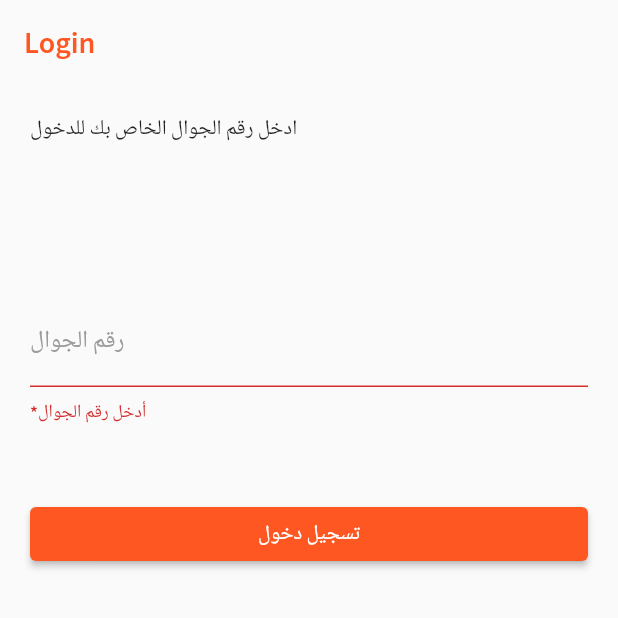
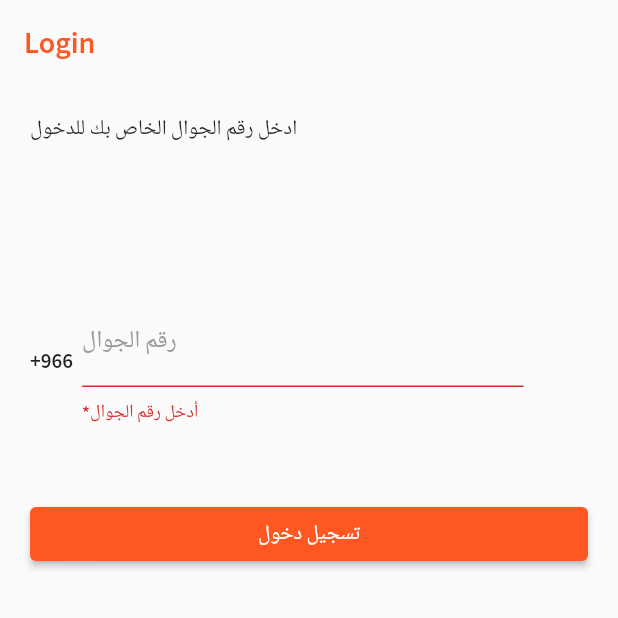
Before and after one commit to Nader15/gas, a Flutter app: the screen it shows after launch, after a tap on "تسجيل دخول", on a phone screen of 412 x 824 dp, the top half of it. Run offline on Flutter 3.47's test engine with Material 2 defaults, Android fonts, the phone set to English and light mode, and no system bars; our stand-ins replace flutter_svg, image_picker, localize_and_translate; missing offline and left inert: xs_progress_hud.

Commit message:
adding login verfiy code api

```diff
--- a/lib/ui/login.dart
+++ b/lib/ui/login.dart
@@ -1,4 +1,5 @@
 import 'package:flutter/material.dart';
+import 'package:gas/APiFunctions/Api.dart';
 import 'package:gas/ui/home_page.dart';
 import 'package:gas/ui/verification.dart';
 import 'package:gas/utils/colors_file.dart';
@@ -15,10 +16,12 @@ class _LoginState extends State<Login> {
   bool _autoValidate = false;
   final GlobalKey<FormState> _key = GlobalKey<FormState>();
   var phoneController = TextEditingController();
+  final GlobalKey<ScaffoldState> _scaffoldKey = GlobalKey<ScaffoldState>();
 
   @override
   Widget build(BuildContext context) {
     return Scaffold(
+      key: _scaffoldKey,
       appBar: AppBar(
         elevation: 0,
         backgroundColor: Colors.transparent,
@@ -48,13 +51,23 @@ class _LoginState extends State<Login> {
                 SizedBox(
                   height: MediaQuery.of(context).size.height / 8,
                 ),
-                TextFormField(
+                Row(
+                  children: [
+                    Container(alignment: Alignment.centerLeft,
+                        child: Text("+966")),
+                    SizedBox(width: 6,),
+                    Container(
+                  width:     MediaQuery.of(context).size.width/1.4,
+
+                      child: TextFormField(
                         controller: phoneController,
                         validator: validatePhone,
                         autovalidateMode: AutovalidateMode.onUserInteraction,
                         keyboardType: TextInputType.phone,
+
                         cursorColor: grey,
                         decoration: InputDecoration(
+
                           enabledBorder: UnderlineInputBorder(
                               borderSide: BorderSide(color: grey)),
                           focusedBorder: UnderlineInputBorder(
@@ -62,6 +75,9 @@ class _LoginState extends State<Login> {
                           labelText: "رقم الجوال",
                           labelStyle: TextStyle(color: grey),
                         ),
+                      ),
+                    ),
+                  ],
                 ),
                 SizedBox(
                   height: 50,
@@ -77,7 +93,12 @@ class _LoginState extends State<Login> {
                       onPressed: () {
                         _validateInputs();
                         if (_key.currentState.validate()) {
-                          navigateAndKeepStack(context, Verify());
+                          Api(context, _scaffoldKey).loginFunc(phoneController.text).then((value) {
+                            if(value){
+                              navigateAndKeepStack(context, Verify(phoneController.text));
+
+                            }
+                          });
                         }
                       },
                       child: Text("تسجيل دخول")),
@@ -103,7 +124,7 @@ class _LoginState extends State<Login> {
   String validatePhone(String value) {
     if (value.length == 0)
       return "*أدخل رقم الجوال";
-    else if (value.length < 11)
+    else if (value.length < 9)
       return '*أدخل رقم جوال صحيح';
     else
       return null;
```
Also changed, not shown: lib/APiFunctions/Api.dart (+9 -7 lines), lib/ui/verification.dart (+27 -13 lines). Lines whose indentation alone changed are shown as unchanged.
